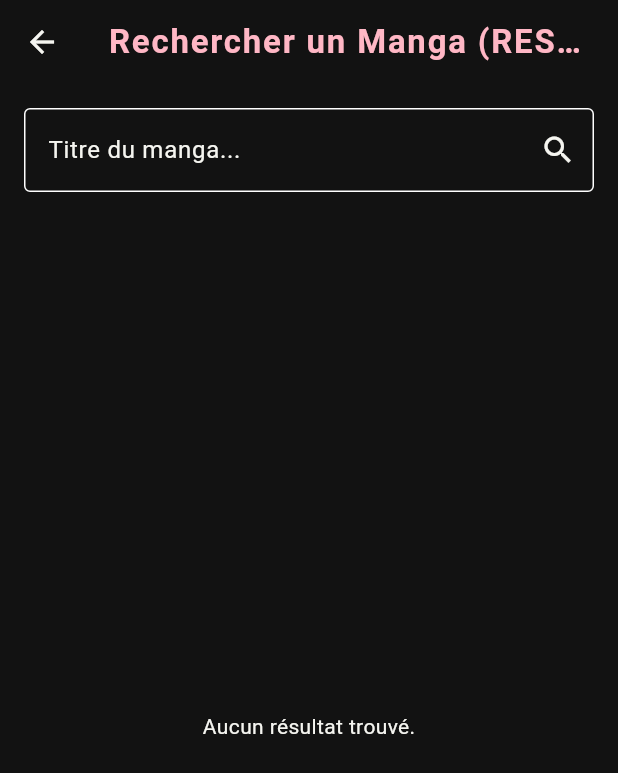
After one commit to leeandri/flutter-manga-sync, a Flutter app: the MangaSearchScreen screen opened directly, on a phone screen of 412 x 824 dp. The commit adds this screen. Shown: the top 773 px of the screen. Run offline on Flutter 3.47's test engine with Material 3 defaults, Android fonts, the phone set to English and light mode, and no system bars; our stand-ins replace dio, equatable, flutter_riverpod, flutter_secure_storage, hive, hive_flutter; accounts and stored records are empty; network calls fail.

Commit message:
feat: integrate CI/CD, search screen, and fix data deserialization for favorites

```diff
--- a/lib/features/manga/domain/entities/manga.dart
+++ b/lib/features/manga/domain/entities/manga.dart
@@ -1,18 +1,38 @@
-import 'package:equatable/equatable.dart';
-
-class Manga extends Equatable {
+class Manga {
   final String id;
   final String title;
-  final String coverUrl;
-  final String description;
+  final String? description;
+  final String? imageUrl;
 
   const Manga({
     required this.id,
     required this.title,
-    required this.coverUrl,
-    required this.description,
+    this.description,
+    this.imageUrl,
   });
 
-  @override
-  List<Object?> get props => [id, title, coverUrl, description];
+  factory Manga.fromKitsuJson(Map<dynamic, dynamic> json) {
+    // Conversion sécurisée des Maps brutes (Hive / JSON)
+    final attributesRaw = json['attributes'];
+    final Map<String, dynamic> attributes = attributesRaw is Map
+        ? attributesRaw.map((k, v) => MapEntry(k.toString(), v))
+        : {};
+
+    final posterImageRaw = attributes['posterImage'];
+    final Map<String, dynamic> posterImage = posterImageRaw is Map
+        ? posterImageRaw.map((k, v) => MapEntry(k.toString(), v))
+        : {};
+
+    return Manga(
+      id: json['id']?.toString() ?? '',
+      title:
+          attributes['canonicalTitle']?.toString() ??
+          attributes['title']?.toString() ??
+          'Titre inconnu',
+      description: attributes['synopsis']?.toString(),
+      imageUrl:
+          posterImage['small']?.toString() ??
+          posterImage['original']?.toString(),
+    );
+  }
 }
--- a/lib/features/manga/domain/repositories/manga_repository.dart
+++ b/lib/features/manga/domain/repositories/manga_repository.dart
@@ -3,4 +3,5 @@
 
 abstract class MangaRepository {
   Future<Result<List<Manga>>> getMangaList();
+  Future<Result<List<Manga>>> searchManga(String query);
 }
--- a/lib/features/manga/presentation/providers/manga_providers.dart
+++ b/lib/features/manga/presentation/providers/manga_providers.dart
@@ -1,7 +1,6 @@
 import 'package:dio/dio.dart';
 import 'package:flutter_manga_sync/core/network/auth_interceptor.dart';
 import 'package:flutter_manga_sync/core/storage/secure_storage_service.dart';
-import 'package:flutter_manga_sync/features/manga/data/models/manga_model.dart';
 import 'package:flutter_riverpod/flutter_riverpod.dart';
 import 'package:flutter_secure_storage/flutter_secure_storage.dart';
 import 'package:flutter_manga_sync/core/constants/api_constants.dart';
@@ -67,21 +66,32 @@ class FavoritesNotifier extends StateNotifier<List<Manga>> {
   }
 
   void loadFavorites() {
-    final favJson = _localDataSource.getFavorites();
-    state = favJson.map((json) => MangaModel.fromJson(json)).toList();
+    final rawList = _localDataSource.getFavorites();
+
+    final mangaList = rawList
+        .map((e) {
+          if (e is Map) {
+            final Map<String, dynamic> safeMap = Map<String, dynamic>.from(
+              e.map((k, v) => MapEntry(k.toString(), v)),
+            );
+            return Manga.fromKitsuJson(safeMap);
+          }
+          return null;
+        })
+        .whereType<Manga>()
+        .toList();
+
+    state = mangaList;
   }
 
   Future<void> toggleFavorite(Manga manga, Map<String, dynamic> rawJson) async {
-    if (_localDataSource.isFavorite(manga.id)) {
+    final isFav = _localDataSource.isFavorite(manga.id);
+    if (isFav) {
       await _localDataSource.removeFavorite(manga.id);
     } else {
       await _localDataSource.saveFavorite(rawJson);
     }
     loadFavorites();
-  }
-
-  bool isFav(String mangaId) {
-    return _localDataSource.isFavorite(mangaId);
   }
 }
 
@@ -112,3 +122,19 @@ class AuthStateNotifier extends StateNotifier<bool> {
     state = false;
   }
 }
+
+final mangaSearchProvider = FutureProvider.family<List<Manga>, String>((
+  ref,
+  query,
+) async {
+  if (query.isEmpty) return [];
+  final repo = ref.watch(mangaRepositoryProvider);
+  final result = await repo.searchManga(query);
+
+  if (result is Success<List<Manga>>) {
+    return result.data;
+  } else if (result is Error<List<Manga>>) {
+    throw Exception(result.failure.message);
+  }
+  return [];
+});
--- a/lib/features/manga/presentation/screens/manga_catalog_screen.dart
+++ b/lib/features/manga/presentation/screens/manga_catalog_screen.dart
@@ -64,9 +64,10 @@ class MangaCatalogScreen extends ConsumerWidget {
                       ),
                     );
                   },
-                  leading: manga.coverUrl.isNotEmpty
+                  leading:
+                      (manga.imageUrl != null && manga.imageUrl!.isNotEmpty)
                       ? Image.network(
-                          manga.coverUrl,
+                          manga.imageUrl!,
                           width: 50,
                           fit: BoxFit.cover,
                           errorBuilder: (_, __, ___) =>
@@ -80,7 +81,7 @@ class MangaCatalogScreen extends ConsumerWidget {
                     style: const TextStyle(fontWeight: FontWeight.bold),
                   ),
                   subtitle: Text(
-                    manga.description,
+                    manga.description ?? '',
                     maxLines: 2,
                     overflow: TextOverflow.ellipsis,
                   ),
--- a/lib/features/manga/presentation/screens/manga_detail_screen.dart
+++ b/lib/features/manga/presentation/screens/manga_detail_screen.dart
@@ -31,7 +31,7 @@ class MangaDetailScreen extends ConsumerWidget {
                 'attributes': {
                   'canonicalTitle': manga.title,
                   'synopsis': manga.description,
-                  'posterImage': {'small': manga.coverUrl},
+                  'posterImage': {'small': manga.imageUrl},
                 },
               };
               favoritesNotifier.toggleFavorite(manga, rawJson);
@@ -54,9 +54,9 @@ class MangaDetailScreen extends ConsumerWidget {
         child: Column(
           crossAxisAlignment: CrossAxisAlignment.start,
           children: [
-            if (manga.coverUrl.isNotEmpty)
+            if (manga.imageUrl != null && manga.imageUrl!.isNotEmpty)
               Image.network(
-                manga.coverUrl,
+                manga.imageUrl!,
                 height: 300,
                 width: double.infinity,
                 fit: BoxFit.cover,
@@ -86,8 +86,8 @@ class MangaDetailScreen extends ConsumerWidget {
                   ),
                   const SizedBox(height: 8),
                   Text(
-                    manga.description.isNotEmpty
-                        ? manga.description
+                    (manga.description != null && manga.description!.isNotEmpty)
+                        ? manga.description!
                         : 'No synopsis available.',
                     style: Theme.of(context).textTheme.bodyMedium,
                   ),
--- a/lib/features/manga/presentation/screens/manga_favorites_screen.dart
+++ b/lib/features/manga/presentation/screens/manga_favorites_screen.dart
@@ -19,17 +19,18 @@ class MangaFavoritesScreen extends ConsumerWidget {
               itemBuilder: (context, index) {
                 final manga = favorites[index];
                 return ListTile(
-                  leading: manga.coverUrl.isNotEmpty
+                  leading:
+                      (manga.imageUrl != null && manga.imageUrl!.isNotEmpty)
                       ? Image.network(
-                          manga.coverUrl,
+                          manga.imageUrl!,
                           width: 50,
                           fit: BoxFit.cover,
                         )
                       : const Icon(Icons.book),
-                  title: Text(manga.title),
+
                   subtitle: Text(
-                    manga.description,
-                    maxLines: 1,
+                    manga.description ?? '',
+                    maxLines: 2,
                     overflow: TextOverflow.ellipsis,
                   ),
                   onTap: () {
--- /dev/null
+++ b/lib/features/manga/presentation/screens/manga_search_screen.dart
@@ -0,0 +1,85 @@
+import 'package:flutter/material.dart';
+import 'package:flutter_riverpod/flutter_riverpod.dart';
+
+import '../providers/manga_providers.dart';
+
+class MangaSearchScreen extends ConsumerStatefulWidget {
+  const MangaSearchScreen({super.key});
+
+  @override
+  ConsumerState<MangaSearchScreen> createState() => _MangaSearchScreenState();
+}
+
+class _MangaSearchScreenState extends ConsumerState<MangaSearchScreen> {
+  final TextEditingController _searchController = TextEditingController();
+
+  @override
+  void dispose() {
+    _searchController.dispose();
+    super.dispose();
+  }
+
+  @override
+  Widget build(BuildContext context) {
+    final searchResults = ref.watch(
+      mangaSearchProvider(_searchController.text),
+    );
+
+    return Scaffold(
+      appBar: AppBar(title: const Text('Rechercher un Manga (REST API)')),
+      body: Column(
+        children: [
+          Padding(
+            padding: const EdgeInsets.all(16.0),
+            child: TextField(
+              controller: _searchController,
+              decoration: InputDecoration(
+                labelText: 'Titre du manga...',
+                suffixIcon: IconButton(
+                  icon: const Icon(Icons.search),
+                  onPressed: () {
+                    setState(() {});
+                  },
+                ),
+                border: const OutlineInputBorder(),
+              ),
+              onSubmitted: (_) => setState(() {}),
+            ),
+          ),
+          Expanded(
+            child: searchResults.when(
+              data: (mangas) {
+                if (mangas.isEmpty) {
+                  return const Center(child: Text('Aucun résultat trouvé.'));
+                }
+                return ListView.builder(
+                  itemCount: mangas.length,
+                  itemBuilder: (context, index) {
+                    final manga = mangas[index];
+                    return ListTile(
+                      leading: manga.imageUrl != null
+                          ? Image.network(
+                              manga.imageUrl!,
+                              width: 50,
+                              fit: BoxFit.cover,
+                            )
+                          : const Icon(Icons.book),
+                      title: Text(manga.title),
+                      subtitle: Text(
+                        manga.description ?? '',
+                        maxLines: 2,
+                        overflow: TextOverflow.ellipsis,
+                      ),
+                    );
+                  },
+                );
+              },
+              loading: () => const Center(child: CircularProgressIndicator()),
+              error: (err, stack) => Center(child: Text('Erreur : $err')),
+            ),
+          ),
+        ],
+      ),
+    );
+  }
+}
```
Also changed, not shown: lib/features/manga/data/datasources/manga_local_datasource.dart (+27 -52 lines), lib/features/manga/data/models/manga_model.dart (+6 -6 lines), lib/features/manga/data/repositories/manga_repository_impl.dart (+44 -36 lines), 3 other files.
